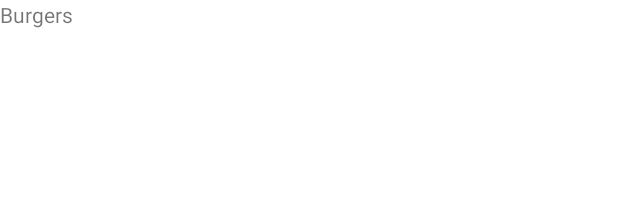
After one commit to paveln0366/epicburgerapp, an Android app: the layout fragment_burgers.xml on its own in the app's theme, with its tools: preview values and no code run, on a phone screen of 412 x 824 dp. The commit adds this screen. Shown: the top 198 px of the screen. Run offline under Robolectric (Android 15) with nearby library versions, the phone set to English and light mode, and no system bars.

Commit message:
Create menu fragments

```diff
--- a/app/build.gradle
+++ b/app/build.gradle
@@ -33,6 +33,7 @@ dependencies {
     implementation 'androidx.appcompat:appcompat:1.2.0'
     implementation 'com.google.android.material:material:1.2.1'
     implementation 'androidx.constraintlayout:constraintlayout:2.0.4'
+    implementation 'androidx.legacy:legacy-support-v4:1.0.0'
     testImplementation 'junit:junit:4.+'
     androidTestImplementation 'androidx.test.ext:junit:1.1.2'
     androidTestImplementation 'androidx.test.espresso:espresso-core:3.3.0'
--- /dev/null
+++ b/app/src/main/res/layout/fragment_burgers.xml
@@ -0,0 +1,15 @@
+<?xml version="1.0" encoding="utf-8"?>
+<LinearLayout
+    xmlns:android="http://schemas.android.com/apk/res/android"
+    xmlns:tools="http://schemas.android.com/tools"
+    android:layout_width="match_parent"
+    android:layout_height="match_parent"
+    android:orientation="vertical"
+    tools:context=".BurgersFragment">
+
+    <TextView
+        android:layout_width="match_parent"
+        android:layout_height="match_parent"
+        android:text="@string/burgers" />
+
+</LinearLayout>
--- a/app/src/main/res/values/strings.xml
+++ b/app/src/main/res/values/strings.xml
@@ -1,3 +1,9 @@
 <resources>
     <string name="app_name">epicburgerapp</string>
+    <string name="burgers">Burgers</string>
+    <string name="pizzas">Pizzas</string>
+    <string name="sushi">Sushi</string>
+    <string name="drinks">Drinks</string>
+    <!-- TODO: Remove or change this placeholder text -->
+    <string name="hello_blank_fragment">Hello blank fragment</string>
 </resources>
```
Also changed, not shown: app/src/main/java/com/epicburger/epicburgerapp/BurgersFragment.java (added, +18 -0 lines), app/src/main/java/com/epicburger/epicburgerapp/DrinksFragment.java (added, +18 -0 lines), app/src/main/java/com/epicburger/epicburgerapp/PizzasFragment.java (added, +18 -0 lines), app/src/main/java/com/epicburger/epicburgerapp/SushiFragment.java (added, +18 -0 lines), app/src/main/res/layout/fragment_drinks.xml (added, +15 -0 lines), app/src/main/res/layout/fragment_pizzas.xml (added, +15 -0 lines), app/src/main/res/layout/fragment_sushi.xml (added, +15 -0 lines).
